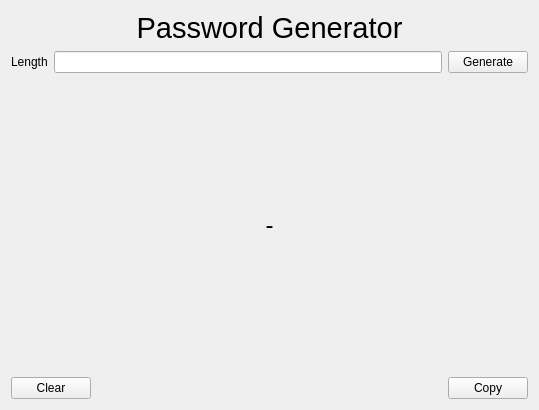
This is codigos/curso_medio/ui/password_generator/window.ui in jalmx/curso_python as Qt 5 draws it before an edit. The edited form follows.
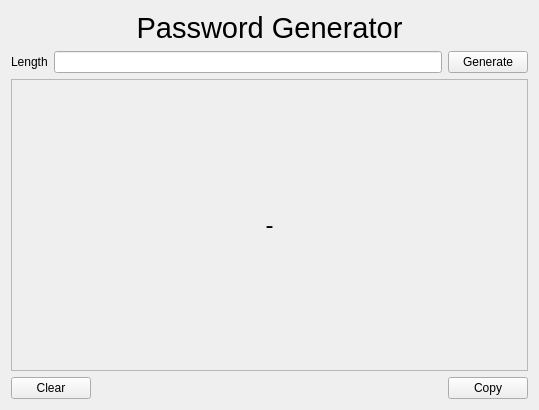
This is the edited form.

The edit to the form file:
```diff
--- a/codigos/curso_medio/ui/password_generator/window.ui
+++ b/codigos/curso_medio/ui/password_generator/window.ui
@@ -54,18 +54,26 @@
     </layout>
    </item>
    <item>
-    <spacer name="verticalSpacer">
-     <property name="orientation">
-      <enum>Qt::Orientation::Vertical</enum>
+    <widget class="QScrollArea" name="scrollArea">
+     <property name="layoutDirection">
+      <enum>Qt::LayoutDirection::LeftToRight</enum>
      </property>
-     <property name="sizeHint" stdset="0">
-      <size>
-       <width>20</width>
-       <height>40</height>
-      </size>
+     <property name="widgetResizable">
+      <bool>true</bool>
      </property>
-    </spacer>
-   </item>
+     <widget class="QWidget" name="scrollAreaWidgetContents">
+      <property name="geometry">
+       <rect>
+        <x>0</x>
+        <y>0</y>
+        <width>519</width>
+        <height>276</height>
+       </rect>
+      </property>
+      <property name="layoutDirection">
+       <enum>Qt::LayoutDirection::LeftToRight</enum>
+      </property>
+      <layout class="QHBoxLayout" name="horizontalLayout_3">
    <item>
     <widget class="QLabel" name="lbl_password">
      <property name="font">
@@ -79,20 +87,14 @@
      <property name="alignment">
       <set>Qt::AlignmentFlag::AlignCenter</set>
      </property>
-    </widget>
-   </item>
-   <item>
-    <spacer name="verticalSpacer_2">
-     <property name="orientation">
-      <enum>Qt::Orientation::Vertical</enum>
-     </property>
-     <property name="sizeHint" stdset="0">
-      <size>
-       <width>20</width>
-       <height>40</height>
-      </size>
-     </property>
-    </spacer>
+         <property name="wordWrap">
+          <bool>true</bool>
+         </property>
+        </widget>
+       </item>
+      </layout>
+     </widget>
+    </widget>
    </item>
    <item>
     <layout class="QHBoxLayout" name="horizontalLayout_2">
```
Left out of the diff: 4 changed lines with no effect on the pictures. Lines whose indentation alone changed are shown as unchanged.
